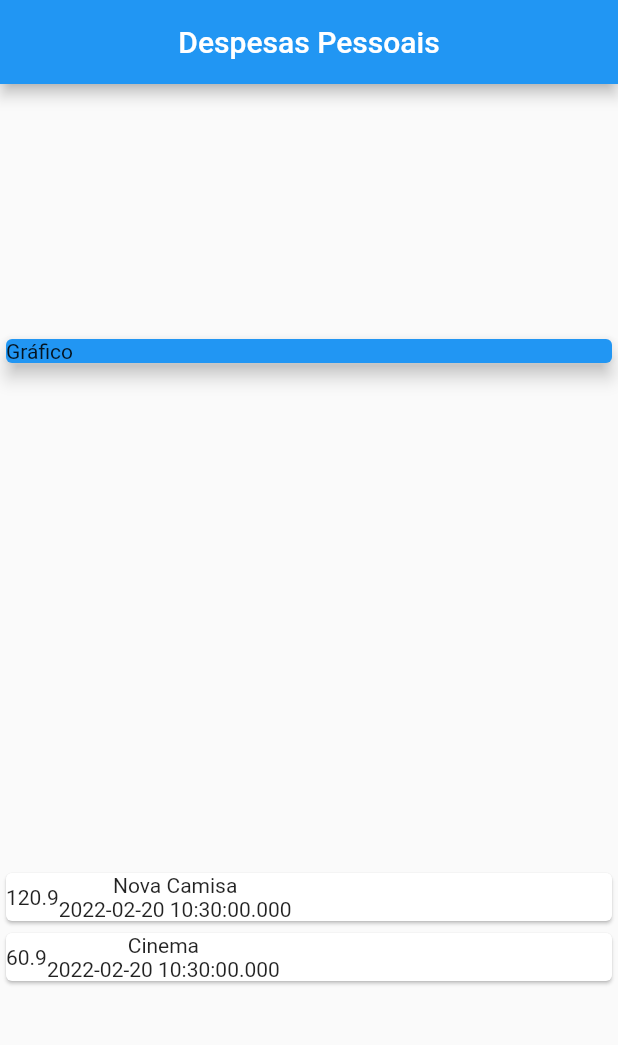
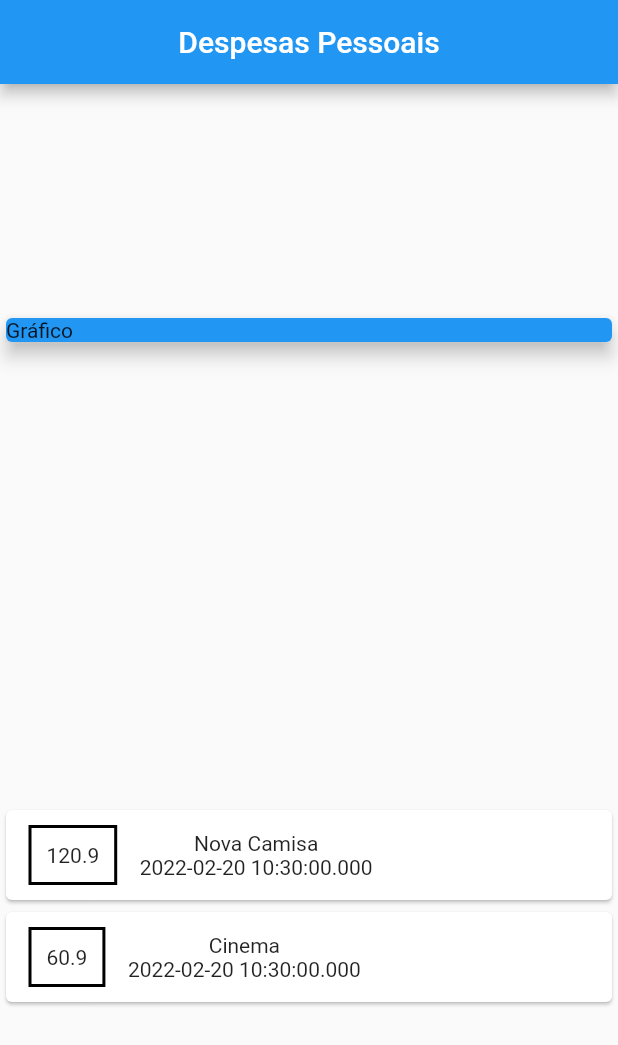
Before and after one commit to DavidCarrilho/app_expenses, a Flutter app: the screen it shows after launch, on a phone screen of 412 x 824 dp. Shown: the top 1045 px of the screen. Run offline on Flutter 3.47's test engine with Material 2 defaults, Android fonts, the phone set to English and light mode, and no system bars.

Commit message:
chore: add style in price

```diff
--- a/lib/app/pages/home_page.dart
+++ b/lib/app/pages/home_page.dart
@@ -39,6 +39,18 @@ class HomePage extends StatelessWidget {
                   child: Row(
                 children: <Widget>[
                   Container(
+                    margin: EdgeInsets.symmetric(
+                      horizontal: 15.0,
+                      vertical: 10.0,
+                    ),
+                    padding: EdgeInsets.all(10.0),
+                    decoration: BoxDecoration(
+                      border: Border.all(
+                        color: Colors.black,
+                        width: 2.0,
+                      )
+                    ),
+
                     child: Text(tr.value.toString()),
                   ),
                   Column(
```
